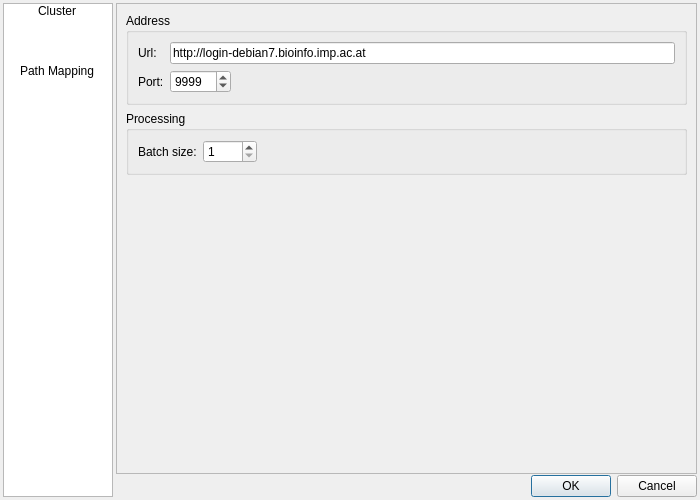
CellCognition/cecog, file cecog/gui/preferences.ui: the form before one commit.
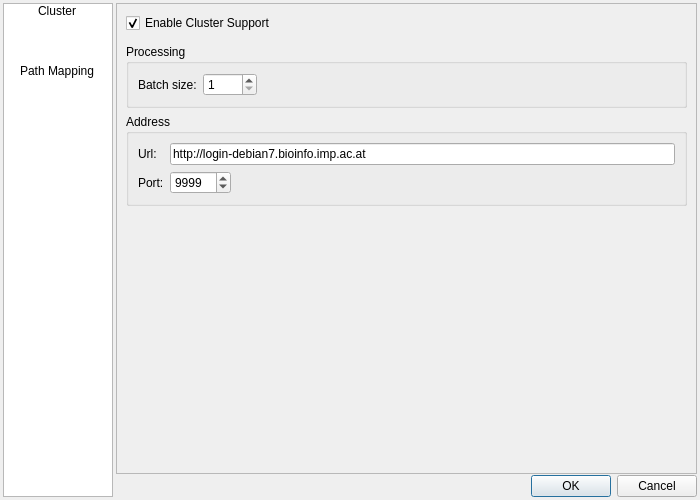
The form after the commit. Icons and pictures are not drawn.

Commit message: new options, improved cluster support

```diff
--- a/cecog/gui/preferences.ui
+++ b/cecog/gui/preferences.ui
@@ -109,64 +109,34 @@
        <widget class="QWidget" name="cluster">
         <layout class="QVBoxLayout" name="verticalLayout">
          <item>
-          <widget class="QGroupBox" name="gbox">
-           <property name="title">
-            <string>Address</string>
+          <widget class="QCheckBox" name="cluster_support">
+           <property name="toolTip">
+            <string>&lt;html&gt;&lt;head/&gt;&lt;body&gt;&lt;p&gt;Enable/disable cluster support. &lt;/p&gt;&lt;/body&gt;&lt;/html&gt;</string>
            </property>
-           <layout class="QHBoxLayout" name="horizontalLayout_4">
-            <item>
-             <layout class="QGridLayout" name="gridLayout">
-              <property name="sizeConstraint">
-               <enum>QLayout::SetMaximumSize</enum>
-              </property>
-              <item row="0" column="0">
-               <widget class="QLabel" name="labelHost">
-                <property name="text">
-                 <string>Url:</string>
-                </property>
-               </widget>
-              </item>
-              <item row="1" column="0">
-               <widget class="QLabel" name="labelPort">
-                <property name="text">
-                 <string>Port:</string>
-                </property>
-               </widget>
-              </item>
-              <item row="0" column="1">
-               <widget class="QLineEdit" name="host">
-                <property name="sizePolicy">
-                 <sizepolicy hsizetype="MinimumExpanding" vsizetype="Fixed">
-                  <horstretch>0</horstretch>
-                  <verstretch>0</verstretch>
-                 </sizepolicy>
-                </property>
-                <property name="text">
-                 <string>http://login-debian7.bioinfo.imp.ac.at</string>
-                </property>
-               </widget>
-              </item>
-              <item row="1" column="1">
-               <widget class="QSpinBox" name="port">
-                <property name="sizePolicy">
-                 <sizepolicy hsizetype="Fixed" vsizetype="Fixed">
-                  <horstretch>0</horstretch>
-                  <verstretch>0</verstretch>
-                 </sizepolicy>
-                </property>
-                <property name="maximum">
-                 <number>65535</number>
-                </property>
-                <property name="value">
-                 <number>9999</number>
-                </property>
-               </widget>
-              </item>
-             </layout>
-            </item>
-           </layout>
+           <property name="text">
+            <string>Enable Cluster Support</string>
+           </property>
+           <property name="checked">
+            <bool>true</bool>
+           </property>
           </widget>
          </item>
+         <item>
+          <spacer name="verticalSpacer">
+           <property name="orientation">
+            <enum>Qt::Vertical</enum>
+           </property>
+           <property name="sizeType">
+            <enum>QSizePolicy::Fixed</enum>
+           </property>
+           <property name="sizeHint" stdset="0">
+            <size>
+             <width>20</width>
+             <height>5</height>
+            </size>
+           </property>
+          </spacer>
+         </item>
          <item>
           <widget class="QGroupBox" name="gbox2">
            <property name="toolTip">
@@ -215,6 +185,65 @@
            </layout>
           </widget>
          </item>
+         <item>
+          <widget class="QGroupBox" name="gbox">
+           <property name="title">
+            <string>Address</string>
+           </property>
+           <layout class="QHBoxLayout" name="horizontalLayout_4">
+            <item>
+             <layout class="QGridLayout" name="gridLayout">
+              <property name="sizeConstraint">
+               <enum>QLayout::SetMaximumSize</enum>
+              </property>
+              <item row="0" column="0">
+               <widget class="QLabel" name="labelHost">
+                <property name="text">
+                 <string>Url:</string>
+                </property>
+               </widget>
+              </item>
+              <item row="1" column="0">
+               <widget class="QLabel" name="labelPort">
+                <property name="text">
+                 <string>Port:</string>
+                </property>
+               </widget>
+              </item>
+              <item row="0" column="1">
+               <widget class="QLineEdit" name="host">
+                <property name="sizePolicy">
+                 <sizepolicy hsizetype="MinimumExpanding" vsizetype="Fixed">
+                  <horstretch>0</horstretch>
+                  <verstretch>0</verstretch>
+                 </sizepolicy>
+                </property>
+                <property name="text">
+                 <string>http://login-debian7.bioinfo.imp.ac.at</string>
+                </property>
+               </widget>
+              </item>
+              <item row="1" column="1">
+               <widget class="QSpinBox" name="port">
+                <property name="sizePolicy">
+                 <sizepolicy hsizetype="Fixed" vsizetype="Fixed">
+                  <horstretch>0</horstretch>
+                  <verstretch>0</verstretch>
+                 </sizepolicy>
+                </property>
+                <property name="maximum">
+                 <number>65535</number>
+                </property>
+                <property name="value">
+                 <number>9999</number>
+                </property>
+               </widget>
+              </item>
+             </layout>
+            </item>
+           </layout>
+          </widget>
+         </item>
          <item>
           <spacer name="spacer2">
            <property name="orientation">
```
The commit also changes 4 other files.
